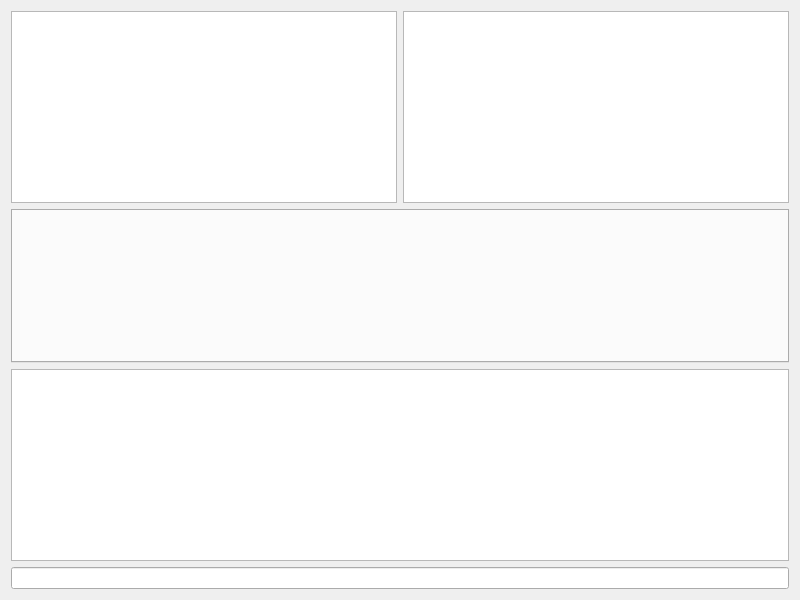
rrfvtgb/Card, file gamelayout.ui: the form before one commit.
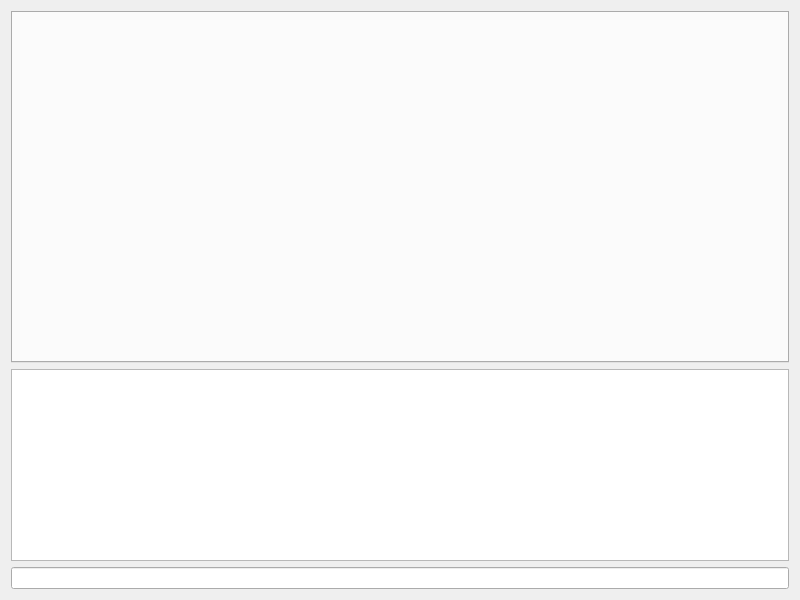
The form after the commit.

```diff
--- a/gamelayout.ui
+++ b/gamelayout.ui
@@ -15,20 +15,19 @@
   </property>
   <layout class="QVBoxLayout" name="verticalLayout_2">
    <item>
-    <layout class="QHBoxLayout" name="creepDisplay">
-     <item>
-      <widget class="QListView" name="P2Creep"/>
-     </item>
-     <item>
-      <widget class="QListView" name="P1Creep"/>
-     </item>
-    </layout>
+    <layout class="QHBoxLayout" name="creepDisplay"/>
    </item>
    <item>
     <widget class="QTabWidget" name="cardTab">
      <property name="enabled">
       <bool>true</bool>
      </property>
+     <property name="sizePolicy">
+      <sizepolicy hsizetype="Expanding" vsizetype="Expanding">
+       <horstretch>3</horstretch>
+       <verstretch>3</verstretch>
+      </sizepolicy>
+     </property>
      <property name="currentIndex">
       <number>-1</number>
      </property>
```
